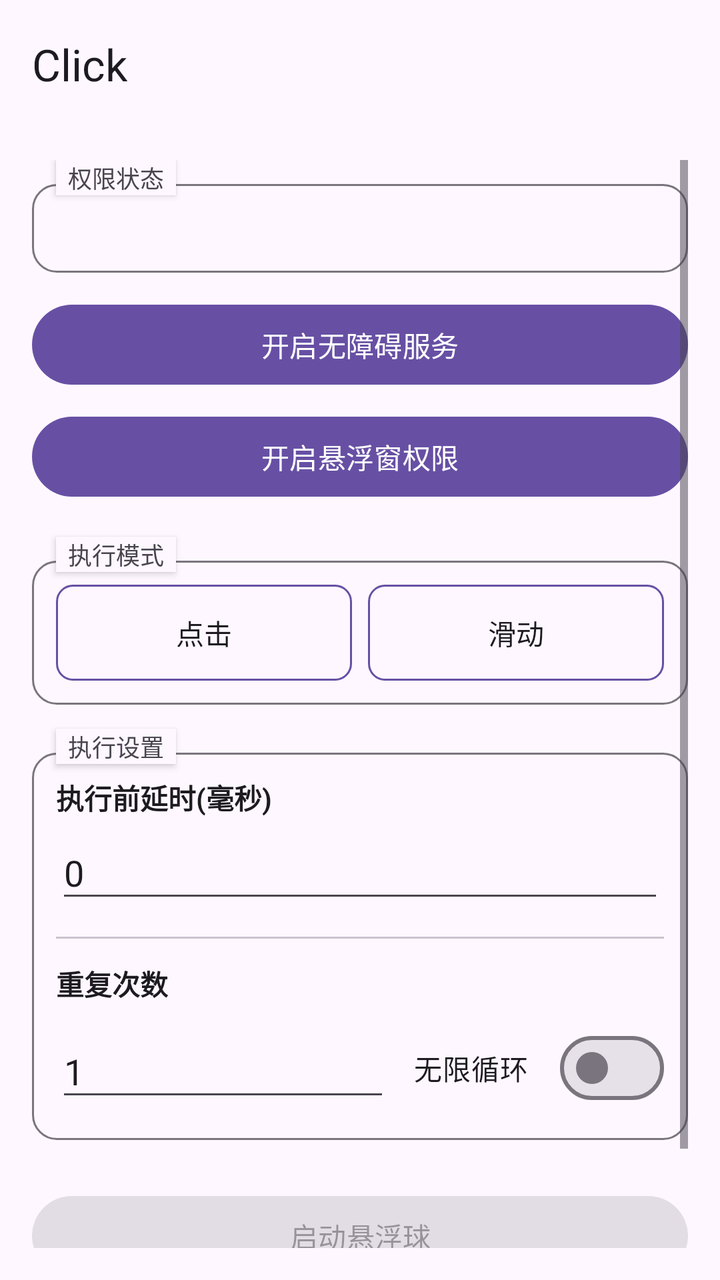
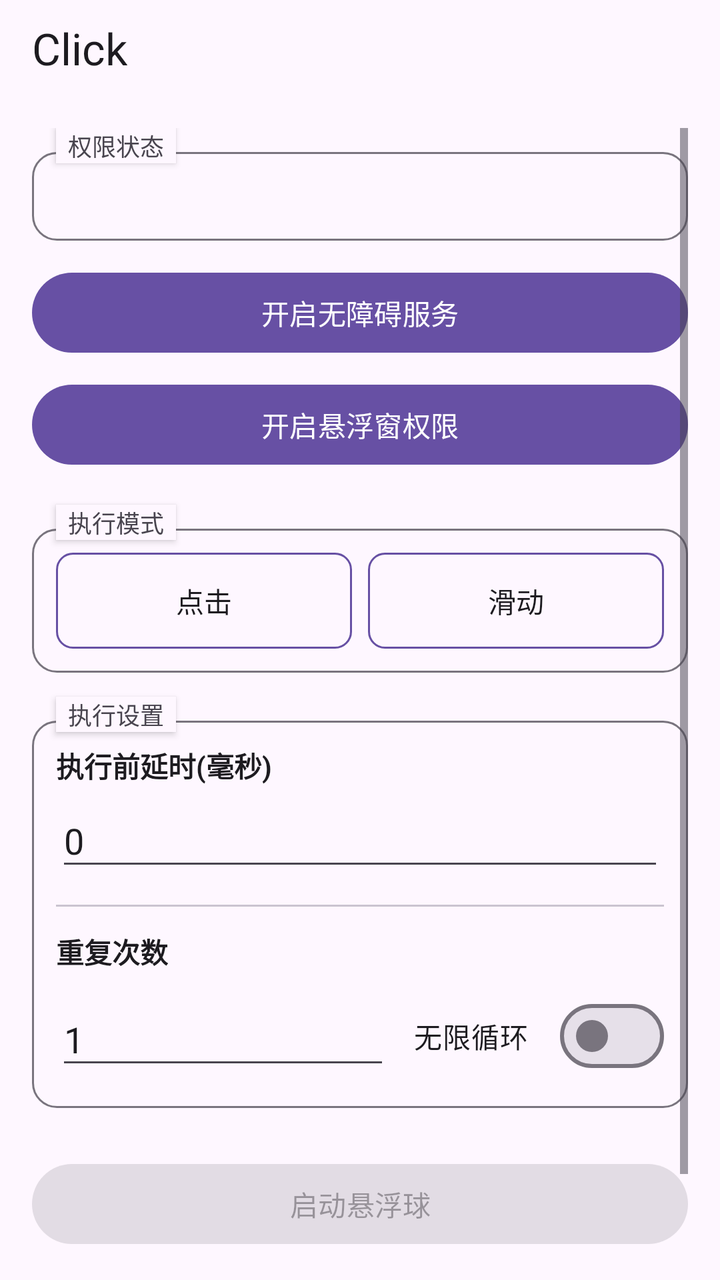

An Android layout rendered at two revisions. The XML below is the earlier revision; the diff shows what the commit changed to produce the second picture.
<!-- AndroidManifest.xml: activity theme Theme.Click -->
<!-- res/layout/activity_main.xml -->
<?xml version="1.0" encoding="utf-8"?>
<LinearLayout xmlns:android="http://schemas.android.com/apk/res/android"
    xmlns:app="http://schemas.android.com/apk/res-auto"
    android:layout_width="match_parent"
    android:layout_height="match_parent"
    android:orientation="vertical">

    <com.google.android.material.appbar.MaterialToolbar
        android:id="@+id/toolbar"
        android:layout_width="match_parent"
        android:layout_height="?attr/actionBarSize"
        android:background="?attr/colorSurface"
        app:title="Click"
        app:titleTextColor="?attr/colorOnSurface" />

    <ScrollView
        android:layout_width="match_parent"
        android:layout_height="0dp"
        android:layout_weight="1"
        android:padding="16dp">

        <LinearLayout
            android:layout_width="match_parent"
            android:layout_height="wrap_content"
            android:orientation="vertical">

            
            <TextView
                android:layout_width="wrap_content"
                android:layout_height="wrap_content"
                android:text="权限状态"
                android:textSize="12sp"
                android:textColor="?attr/colorOnSurfaceVariant"
                android:background="?android:attr/colorBackground"
                android:paddingHorizontal="6dp"
                android:layout_marginStart="12dp"
                android:layout_marginBottom="-6dp"
                android:elevation="2dp" />

            
            <LinearLayout
                android:layout_width="match_parent"
                android:layout_height="wrap_content"
                android:orientation="vertical"
                android:background="@drawable/section_border"
                android:padding="12dp">

                <TextView
                    android:id="@+id/statusText"
                    android:layout_width="match_parent"
                    android:layout_height="wrap_content"
                    android:gravity="start"
                    android:textSize="15sp"
                    android:textStyle="bold"
                    android:textColor="?attr/colorOnSurface" />
            </LinearLayout>

            <Button
                android:id="@+id/btnEnableService"
                android:layout_width="match_parent"
                android:layout_height="wrap_content"
                android:layout_marginTop="12dp"
                android:text="开启无障碍服务" />

            <Button
                android:id="@+id/btnEnableOverlay"
                android:layout_width="match_parent"
                android:layout_height="wrap_content"
                android:layout_marginTop="8dp"
                android:text="开启悬浮窗权限" />

            
            <TextView
                android:layout_width="wrap_content"
                android:layout_height="wrap_content"
                android:layout_marginTop="16dp"
                android:text="执行模式"
                android:textSize="12sp"
                android:textColor="?attr/colorOnSurfaceVariant"
                android:background="?android:attr/colorBackground"
                android:paddingHorizontal="6dp"
                android:layout_marginStart="12dp"
                android:layout_marginBottom="-6dp"
                android:elevation="2dp" />

            
            <LinearLayout
                android:layout_width="match_parent"
                android:layout_height="wrap_content"
                android:orientation="vertical"
                android:background="@drawable/section_border"
                android:padding="12dp">

                <LinearLayout
                    android:layout_width="match_parent"
                    android:layout_height="wrap_content"
                    android:orientation="horizontal">

                    <Button
                        android:id="@+id/radioClick"
                        android:layout_width="0dp"
                        android:layout_height="wrap_content"
                        android:layout_weight="1"
                        android:layout_marginEnd="4dp"
                        android:text="点击"
                        android:background="@drawable/btn_ripple_selector"
                        android:textColor="@color/btn_text_selector" />

                    <Button
                        android:id="@+id/radioSwipe"
                        android:layout_width="0dp"
                        android:layout_height="wrap_content"
                        android:layout_weight="1"
                        android:layout_marginStart="4dp"
                        android:text="滑动"
                        android:background="@drawable/btn_ripple_selector"
                        android:textColor="@color/btn_text_selector" />
                </LinearLayout>

                <LinearLayout
                    android:id="@+id/swipeParams"
                    android:layout_width="match_parent"
                    android:layout_height="wrap_content"
                    android:orientation="vertical"
                    android:visibility="gone"
                    android:layout_marginTop="12dp">

                    <View
                        android:layout_width="match_parent"
                        android:layout_height="1dp"
                        android:background="?attr/colorOutlineVariant" />

                    <TextView
                        android:layout_width="wrap_content"
                        android:layout_height="wrap_content"
                        android:layout_marginTop="12dp"
                        android:text="滑动方式"
                        android:textSize="13sp"
                        android:textStyle="bold"
                        android:textColor="?attr/colorOnSurface" />

                    <LinearLayout
                        android:layout_width="match_parent"
                        android:layout_height="wrap_content"
                        android:layout_marginTop="8dp"
                        android:orientation="horizontal">

                        <Button
                            android:id="@+id/radioSwipeManual"
                            android:layout_width="0dp"
                            android:layout_height="wrap_content"
                            android:layout_weight="1"
                            android:layout_marginEnd="4dp"
                            android:text="手动参数"
                            android:background="@drawable/btn_ripple_selector"
                            android:textColor="@color/btn_text_selector" />

                        <Button
                            android:id="@+id/radioSwipeGesture"
                            android:layout_width="0dp"
                            android:layout_height="wrap_content"
                            android:layout_weight="1"
                            android:layout_marginStart="4dp"
                            android:text="手势录制"
                            android:background="@drawable/btn_ripple_selector"
                            android:textColor="@color/btn_text_selector" />
                    </LinearLayout>

                    <LinearLayout
                        android:id="@+id/manualSwipeParams"
                        android:layout_width="match_parent"
                        android:layout_height="wrap_content"
                        android:orientation="vertical"
                        android:layout_marginTop="12dp">

                        <TextView
                            android:layout_width="wrap_content"
                            android:layout_height="wrap_content"
                            android:text="起点"
                            android:textSize="13sp"
                            android:textColor="?attr/colorPrimary" />

                        <LinearLayout
                            android:layout_width="match_parent"
                            android:layout_height="wrap_content"
                            android:layout_marginTop="4dp"
                            android:orientation="horizontal">

                            <EditText
                                android:id="@+id/inputSwipeX1"
                                android:layout_width="0dp"
                                android:layout_height="wrap_content"
                                android:layout_weight="1"
                                android:layout_marginEnd="4dp"
                                android:hint="起点 X (横向坐标)"
                                android:inputType="numberDecimal" />

                            <EditText
                                android:id="@+id/inputSwipeY1"
                                android:layout_width="0dp"
                                android:layout_height="wrap_content"
                                android:layout_weight="1"
                                android:layout_marginStart="4dp"
                                android:hint="起点 Y (纵向坐标)"
                                android:inputType="numberDecimal" />
                        </LinearLayout>

                        <TextView
                            android:layout_width="wrap_content"
                            android:layout_height="wrap_content"
                            android:layout_marginTop="8dp"
                            android:text="终点"
                            android:textSize="13sp"
                            android:textColor="?attr/colorPrimary" />

                        <LinearLayout
                            android:layout_width="match_parent"
                            android:layout_height="wrap_content"
                            android:layout_marginTop="4dp"
                            android:orientation="horizontal">

                            <EditText
                                android:id="@+id/inputSwipeX2"
                                android:layout_width="0dp"
                                android:layout_height="wrap_content"
                                android:layout_weight="1"
                                android:layout_marginEnd="4dp"
                                android:hint="终点 X (横向坐标)"
                                android:inputType="numberDecimal" />

                            <EditText
                                android:id="@+id/inputSwipeY2"
                                android:layout_width="0dp"
                                android:layout_height="wrap_content"
                                android:layout_weight="1"
                                android:layout_marginStart="4dp"
                                android:hint="终点 Y (纵向坐标)"
                                android:inputType="numberDecimal" />
                        </LinearLayout>

                        <TextView
                            android:layout_width="wrap_content"
                            android:layout_height="wrap_content"
                            android:layout_marginTop="8dp"
                            android:text="时长"
                            android:textSize="13sp"
                            android:textColor="?attr/colorPrimary" />

                        <EditText
                            android:id="@+id/inputSwipeDuration"
                            android:layout_width="match_parent"
                            android:layout_height="wrap_content"
                            android:layout_marginTop="4dp"
                            android:hint="滑动耗时(毫秒)"
                            android:inputType="number" />
                    </LinearLayout>

                    <LinearLayout
                        android:id="@+id/gestureSwipeSection"
                        android:layout_width="match_parent"
                        android:layout_height="wrap_content"
                        android:orientation="vertical"
                        android:visibility="gone"
                        android:layout_marginTop="12dp">

                        <TextView
                            android:id="@+id/lblRecordedStatus"
                            android:layout_width="wrap_content"
                            android:layout_height="wrap_content"
                            android:text=""
                            android:textSize="13sp"
                            android:textColor="?attr/colorPrimary" />

                        <Button
                            android:id="@+id/btnRecordGesture"
                            android:layout_width="match_parent"
                            android:layout_height="wrap_content"
                            android:layout_marginTop="8dp"
                            android:text="录制手势 (在屏幕上滑动)" />
                    </LinearLayout>
                </LinearLayout>
            </LinearLayout>

            
            <TextView
                android:layout_width="wrap_content"
                android:layout_height="wrap_content"
                android:layout_marginTop="12dp"
                android:text="执行设置"
                android:textSize="12sp"
                android:textColor="?attr/colorOnSurfaceVariant"
                android:background="?android:attr/colorBackground"
                android:paddingHorizontal="6dp"
                android:layout_marginStart="12dp"
                android:layout_marginBottom="-6dp"
                android:elevation="2dp" />

            
            <LinearLayout
                android:layout_width="match_parent"
                android:layout_height="wrap_content"
                android:orientation="vertical"
                android:background="@drawable/section_border"
                android:padding="12dp">

                <TextView
                    android:layout_width="wrap_content"
                    android:layout_height="wrap_content"
                    android:text="执行前延时(毫秒)"
                    android:textSize="14sp"
                    android:textStyle="bold"
                    android:textColor="?attr/colorOnSurface" />

                <EditText
                    android:id="@+id/inputDelay"
                    android:layout_width="match_parent"
                    android:layout_height="wrap_content"
                    android:layout_marginTop="4dp"
                    android:hint="延时毫秒数"
                    android:inputType="number"
                    android:text="0" />

                <View
                    android:layout_width="match_parent"
                    android:layout_height="1dp"
                    android:layout_marginTop="12dp"
                    android:background="?attr/colorOutlineVariant" />

                <TextView
                    android:layout_width="wrap_content"
                    android:layout_height="wrap_content"
                    android:layout_marginTop="12dp"
                    android:text="重复次数"
                    android:textSize="14sp"
                    android:textStyle="bold"
                    android:textColor="?attr/colorOnSurface" />

                <LinearLayout
                    android:layout_width="match_parent"
                    android:layout_height="wrap_content"
                    android:layout_marginTop="8dp"
                    android:orientation="horizontal"
                    android:gravity="center_vertical">

                    <EditText
                        android:id="@+id/inputRepeat"
                        android:layout_width="0dp"
                        android:layout_height="wrap_content"
                        android:layout_weight="1"
                        android:hint="次数"
                        android:inputType="number"
                        android:text="1" />

                    <com.google.android.material.materialswitch.MaterialSwitch
                        android:id="@+id/checkInfinite"
                        android:layout_width="wrap_content"
                        android:layout_height="wrap_content"
                        android:layout_marginStart="12dp"
                        android:text="无限循环" />
                </LinearLayout>
            </LinearLayout>

            <FrameLayout
                android:layout_width="match_parent"
                android:layout_height="wrap_content"
                android:layout_marginTop="24dp">

                <Button
                    android:id="@+id/btnStartFloating"
                    android:layout_width="match_parent"
                    android:layout_height="wrap_content"
                    android:text="启动悬浮球"
                    android:enabled="false" />

                <View
                    android:id="@+id/btnStartOverlay"
                    android:layout_width="match_parent"
                    android:layout_height="match_parent"
                    android:background="@android:color/transparent"
                    android:clickable="true"
                    android:visibility="gone" />
            </FrameLayout>

            <Button
                android:id="@+id/btnStopFloating"
                android:layout_width="match_parent"
                android:layout_height="wrap_content"
                android:layout_marginTop="8dp"
                android:text="停止悬浮球"
                android:enabled="false" />

        </LinearLayout>
    </ScrollView>
</LinearLayout>
<!-- resources referenced by this layout -->
<resources>
  <!-- drawable btn_ripple_selector (drawable) -->
  <?xml version="1.0" encoding="utf-8"?>
  <ripple xmlns:android="http://schemas.android.com/apk/res/android"
      android:color="@color/md_theme_primary">
      <item android:id="@android:id/mask">
          <shape android:shape="rectangle">
              <solid android:color="@android:color/white" />
              <corners android:radius="8dp" />
          </shape>
      </item>
      <item>
          <selector>
              <item android:state_selected="true">
                  <shape android:shape="rectangle">
                      <solid android:color="@color/md_theme_primary" />
                      <corners android:radius="8dp" />
                  </shape>
              </item>
              <item>
                  <shape android:shape="rectangle">
                      <solid android:color="@android:color/transparent" />
                      <corners android:radius="8dp" />
                      <stroke android:width="1dp" android:color="@color/md_theme_outline" />
                  </shape>
              </item>
          </selector>
      </item>
  </ripple>
  <!-- drawable section_border (drawable) -->
  <?xml version="1.0" encoding="utf-8"?>
  <layer-list xmlns:android="http://schemas.android.com/apk/res/android">
      
      <item>
          <shape android:shape="rectangle">
              <solid android:color="@android:color/transparent" />
              <corners android:radius="12dp" />
              <stroke
                  android:width="1dp"
                  android:color="@color/md_theme_outline" />
          </shape>
      </item>
  </layer-list>
  <color name="md_theme_primary">#6750A4</color>
  <color name="md_theme_outline">#79747E</color>
  <color name="md_theme_onPrimary">#FFFFFF</color>
  <color name="md_theme_primaryContainer">#EADDFF</color>
  <color name="md_theme_onPrimaryContainer">#21005D</color>
  <color name="md_theme_secondary">#625B71</color>
  <color name="md_theme_onSecondary">#FFFFFF</color>
  <color name="md_theme_secondaryContainer">#E8DEF8</color>
  <color name="md_theme_onSecondaryContainer">#1D192B</color>
  <color name="md_theme_background">#FEF7FF</color>
  <color name="md_theme_onBackground">#1D1B20</color>
  <color name="md_theme_surface">#FEF7FF</color>
  <color name="md_theme_onSurface">#1D1B20</color>
  <color name="md_theme_surfaceVariant">#E7E0EC</color>
  <color name="md_theme_onSurfaceVariant">#49454F</color>
  <color name="md_theme_outlineVariant">#CAC4D0</color>
  <!-- unchanged entries left out for length: 2 -->
</resources>

<!-- the commit's change to res/layout/activity_main.xml (unified diff, before → after) -->
@@ -8,7 +8,7 @@
     <com.google.android.material.appbar.MaterialToolbar
         android:id="@+id/toolbar"
         android:layout_width="match_parent"
-        android:layout_height="?attr/actionBarSize"
+        android:layout_height="48dp"
         android:background="?attr/colorSurface"
         app:title="Click"
         app:titleTextColor="?attr/colorOnSurface" />
